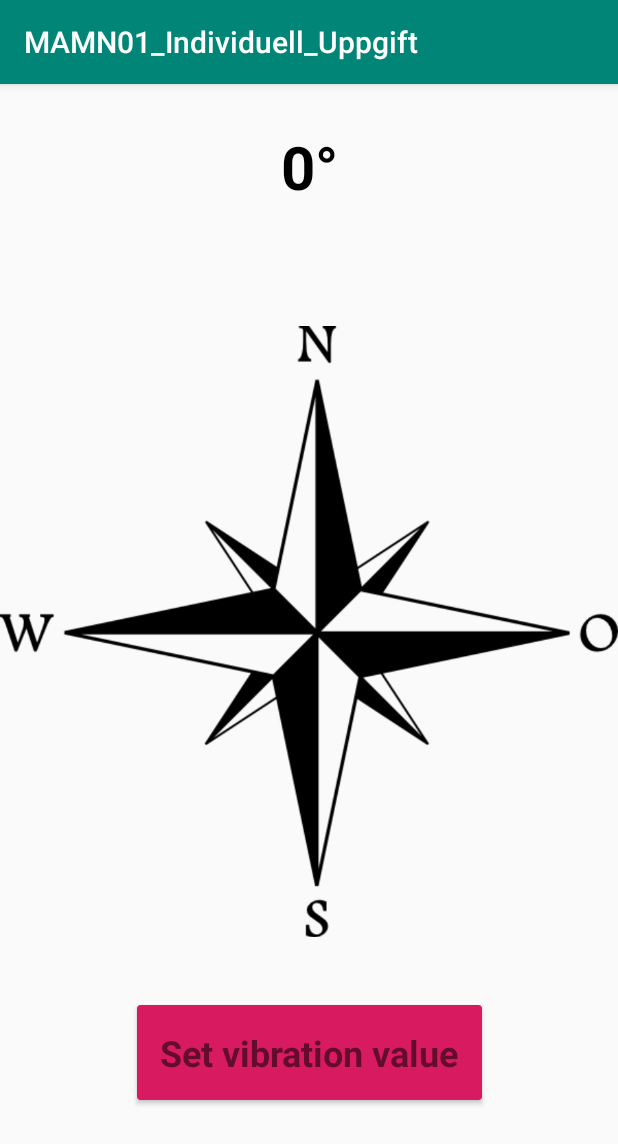
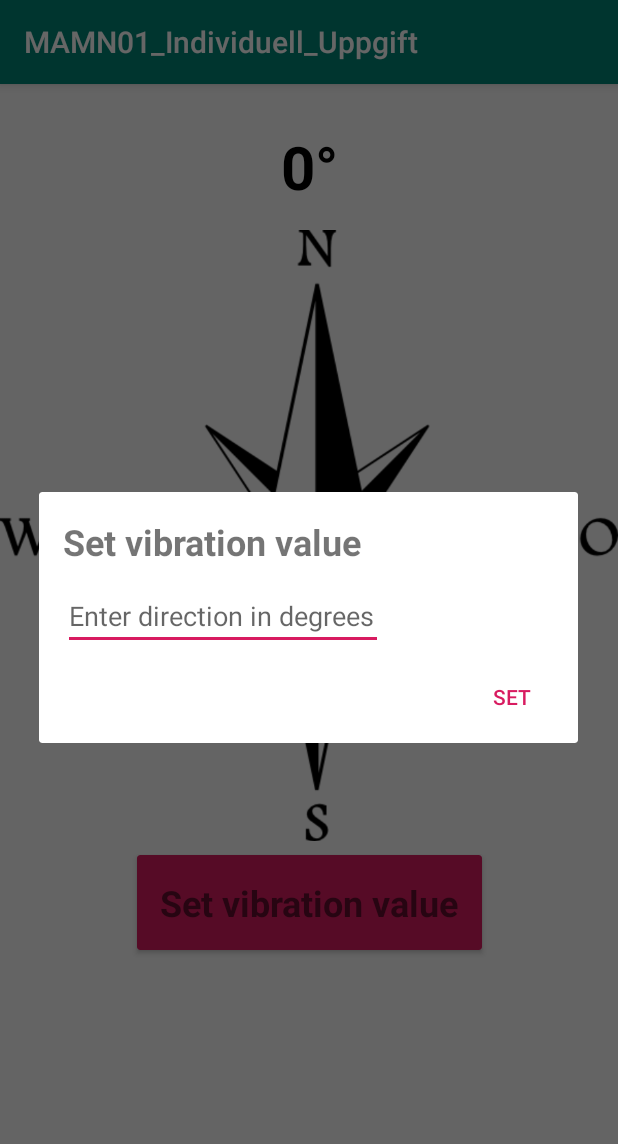
Before and after one commit to elirud/MAMN01_Individuell_Uppgift, an Android app: the CompassActivity screen opened directly, with no data from a screen before it, after a tap on "Set vibration value", on a phone screen of 412 x 824 dp. Shown: the top 1144 px of the screen. Run offline under Robolectric (Android 15) with nearby library versions, the phone set to English and light mode, and no system bars.

Commit message:
Setting the vibration value now works

```diff
--- a/app/src/main/java/com/example/mamn01_individuell_uppgift/CompassActivity.java
+++ b/app/src/main/java/com/example/mamn01_individuell_uppgift/CompassActivity.java
@@ -11,6 +11,7 @@ import android.hardware.SensorEventListener;
 import android.hardware.SensorManager;
 import android.os.Bundle;
 import android.os.VibrationEffect;
+import android.view.Gravity;
 import android.view.LayoutInflater;
 import android.view.View;
 import android.widget.EditText;
@@ -18,6 +19,7 @@ import android.widget.ImageView;
 
 import android.widget.TextView;
 import android.os.Vibrator;
+import android.widget.Toast;
 
 public class CompassActivity extends AppCompatActivity implements SensorEventListener {
 
@@ -36,6 +38,7 @@ public class CompassActivity extends AppCompatActivity implements SensorEventLis
     private boolean mLastMagnetometerSet = false;
     static final float ALPHA = 0.25f;
     private Vibrator vibrator;
+    private Toast toast;
 
     @Override
     protected void onCreate(Bundle savedInstanceState) {
@@ -133,7 +136,6 @@ public class CompassActivity extends AppCompatActivity implements SensorEventLis
 
         if (mAzimuth >= 350 || mAzimuth <= 10) {
             where = "N";
-            vibrator.vibrate(VibrationEffect.createOneShot(500, VibrationEffect.DEFAULT_AMPLITUDE));
         }
         if (mAzimuth < 350 && mAzimuth > 280)
             where = "NW";
@@ -153,6 +155,9 @@ public class CompassActivity extends AppCompatActivity implements SensorEventLis
 
         txt_compass.setText(mAzimuth + "° " + where);
 
+        if(Math.abs(mAzimuth - vibrateValue) <= 5) {
+            vibrator.vibrate(VibrationEffect.createOneShot(500, VibrationEffect.DEFAULT_AMPLITUDE));
+        }
     }
 
     protected float[] lowPass( float[] input, float[] output ) {
@@ -168,7 +173,7 @@ public class CompassActivity extends AppCompatActivity implements SensorEventLis
 
     }
 
-/*    public void openDialog(View view) {
+    public void openDialog(View view) {
         LayoutInflater layoutInflater = LayoutInflater.from(this);
         View dialogView = layoutInflater.inflate(R.layout.compass_dialog, null);
         AlertDialog.Builder alertDialogBuilder = new AlertDialog.Builder(this);
@@ -179,8 +184,13 @@ public class CompassActivity extends AppCompatActivity implements SensorEventLis
             @Override
             public void onClick(DialogInterface dialog, int which) {
                 vibrateValue = Integer.parseInt(InputDialogEditText.getText().toString()) % 360;
+                toast = Toast.makeText(getApplicationContext(), "Will vibrate around " + vibrateValue + "°", Toast.LENGTH_SHORT);
+                toast.setGravity(Gravity.BOTTOM|Gravity.CENTER_HORIZONTAL, 0, 0);
+                toast.show();
             }
         });
 
-    }*/
+        AlertDialog alertDialog = alertDialogBuilder.create();
+        alertDialog.show();
+    }
 }
--- a/app/src/main/res/layout/activity_compass.xml
+++ b/app/src/main/res/layout/activity_compass.xml
@@ -26,7 +26,7 @@
         android:layout_width="match_parent"
         android:layout_height="wrap_content"
         android:layout_below="@+id/txt_azimuth"
-        android:layout_marginTop="68dp"
+        android:layout_marginTop="4dp"
         android:src="@drawable/compass"
         app:layout_constraintTop_toTopOf="parent"
         tools:layout_editor_absoluteX="0dp" />
@@ -35,7 +35,7 @@
         android:id="@+id/degreeButton"
         android:layout_width="wrap_content"
         android:layout_height="wrap_content"
-        android:layout_marginTop="614dp"
+        android:layout_marginTop="514dp"
         android:clickable="true"
         android:onClick="openDialog"
         app:cardBackgroundColor="@color/colorAccent"
--- /dev/null
+++ b/app/src/main/res/layout/compass_dialog.xml
@@ -0,0 +1,36 @@
+<?xml version="1.0" encoding="utf-8"?>
+<androidx.constraintlayout.widget.ConstraintLayout xmlns:android="http://schemas.android.com/apk/res/android"
+    xmlns:app="http://schemas.android.com/apk/res-auto"
+    xmlns:tools="http://schemas.android.com/tools"
+    android:id="@+id/linearLayout"
+    android:layout_width="match_parent"
+    android:layout_height="match_parent">
+
+    <TextView
+        android:id="@+id/textView"
+        android:layout_width="wrap_content"
+        android:layout_height="wrap_content"
+        android:layout_marginStart="16dp"
+        android:layout_marginLeft="16dp"
+        android:layout_marginTop="15dp"
+        android:text="@string/setVibrationText"
+        android:textSize="24sp"
+        android:textStyle="bold"
+        app:layout_constraintBottom_toBottomOf="parent"
+        app:layout_constraintStart_toStartOf="parent"
+        app:layout_constraintTop_toTopOf="parent"
+        app:layout_constraintVertical_bias="0.022" />
+
+    <EditText
+        android:id="@+id/degreeValueInput"
+        android:layout_width="wrap_content"
+        android:layout_height="wrap_content"
+        android:layout_marginStart="16dp"
+        android:layout_marginLeft="16dp"
+        android:layout_marginTop="60dp"
+        android:ems="10"
+        android:hint="@string/SetVibrationHint"
+        android:inputType="numberSigned"
+        app:layout_constraintStart_toStartOf="parent"
+        app:layout_constraintTop_toTopOf="parent" />
+</androidx.constraintlayout.widget.ConstraintLayout>
--- a/app/src/main/res/values/strings.xml
+++ b/app/src/main/res/values/strings.xml
@@ -3,4 +3,6 @@
     <string name="compassButton">Compass</string>
     <string name="accButton">Accelorometer</string>
     <string name="degreeButton">Set vibration value</string>
+    <string name="setVibrationText">Set vibration value</string>
+    <string name="SetVibrationHint">Enter direction in degrees</string>
 </resources>
```
